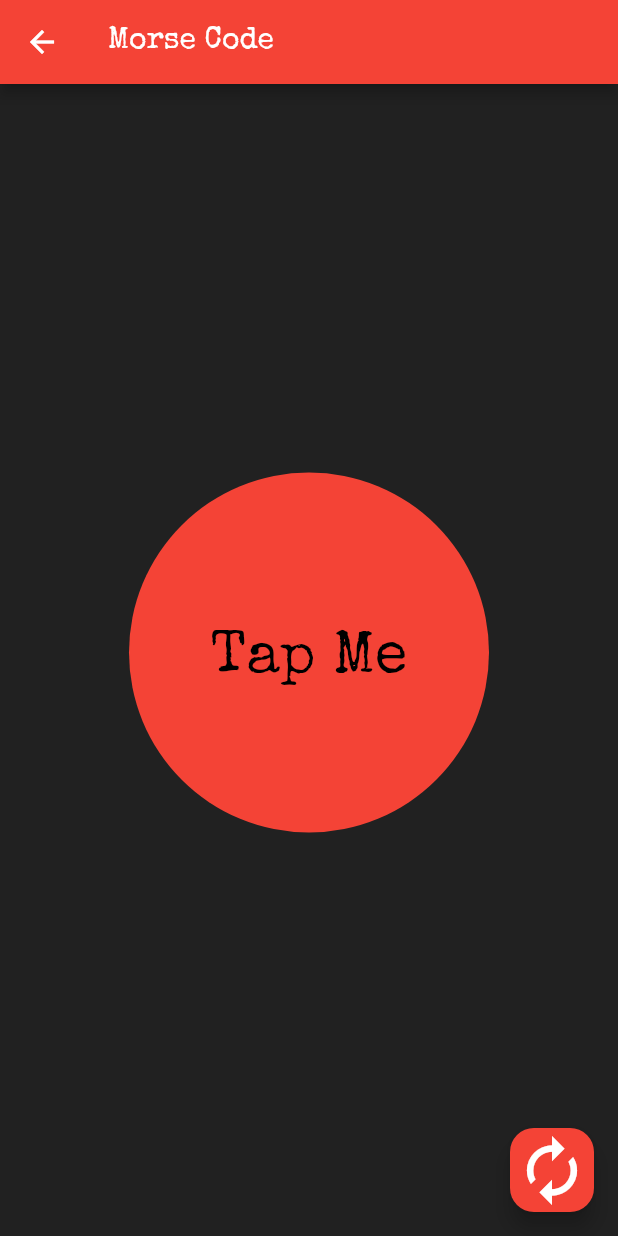
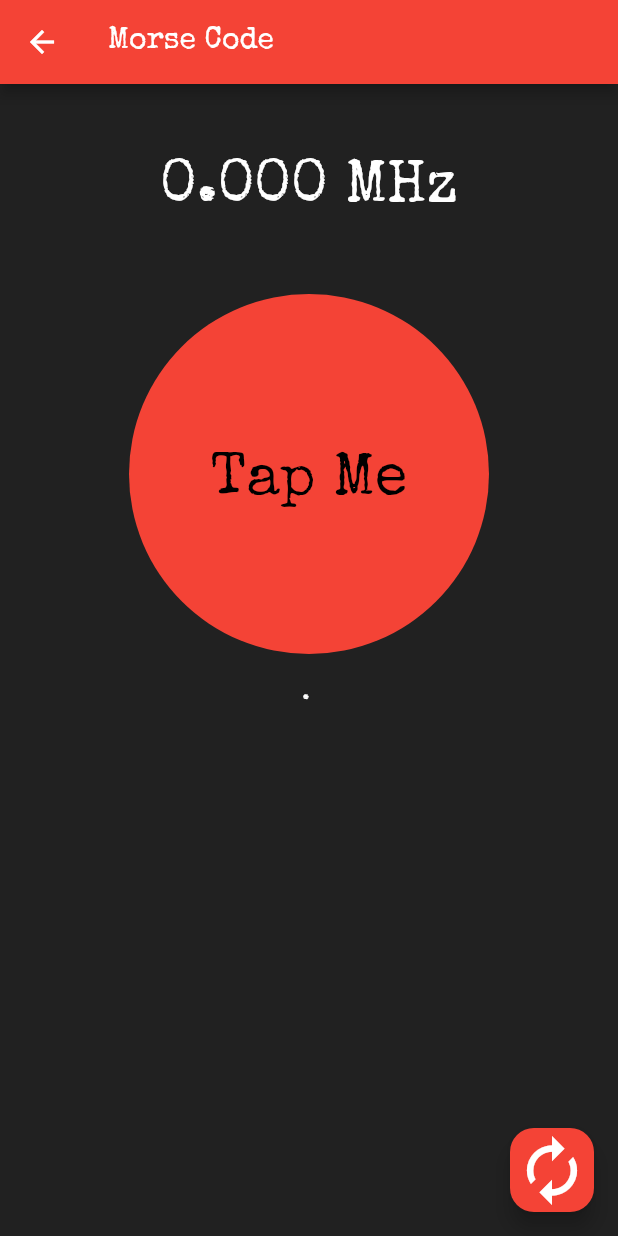
Before and after one commit to pkoutinas/ktne_buster, a Flutter app: the MorseCodeScreen screen opened directly with empty values, after a tap on "Tap Me", on a phone screen of 412 x 824 dp. Run offline on Flutter 3.47's test engine with Material 2 defaults, Android fonts, the light colour scheme and no system bars.

Commit message:
2019-01-29:  - Finished and Morse!

```diff
--- a/lib/MemoryScreen.dart
+++ b/lib/MemoryScreen.dart
@@ -134,9 +134,9 @@ class _MemoryScreenState extends State<MemoryScreen> {
 
   void _nextStep(){
     setState(() {
-      debugPrint("Current step: "+(_currentStep+1).toString());
-      debugPrint("Tile #"+(_taps[_currentStep].keys.toList()[0]+1).toString()+" was tapped...");
-      debugPrint("and it contained: "+_taps[_currentStep].values.toList()[0]);
+    //  debugPrint("Current step: "+(_currentStep+1).toString());
+    //  debugPrint("Tile #"+(_taps[_currentStep].keys.toList()[0]+1).toString()+" was tapped...");
+    //  debugPrint("and it contained: "+_taps[_currentStep].values.toList()[0]);
       _currentStep+=1;
       _display = "_";
       _labels = ["_","_","_","_"];
--- a/lib/MorseCodeScreen.dart
+++ b/lib/MorseCodeScreen.dart
@@ -1,7 +1,6 @@
 import 'package:flutter/material.dart';
 
 import 'Configurator.dart';
-import 'helper.dart';
 
 class MorseCodeScreen extends StatefulWidget {
   final Configurator config;
@@ -25,45 +24,97 @@ class _MorseCodeScreenState extends State<MorseCodeScreen> {
         [false,false,false]: "o", [true,false,true]:"r", [true,true,true]:"s",
         [false]:"t", [true,true,true,false]:"v", [false,true,true,false]:"x" };
   int _tapCounter = 0;
-  List<bool> _tapGroup1 = new List();
-  List<bool> _tapGroup2 = new List();
-  List<bool> _tapGroup3 = new List();
-  List<bool> _tapGroup4 = new List();
-  List<String> _optGroup1 = new List();
-  List<String> _optGroup2 = new List();
-  List<String> _optGroup3 = new List();
-  List<String> _optGroup4 = new List();
+  List<bool> _tapList = new List();
+  Set<String> _possible = new Set();
+  String _frequency = "0.000 MHz";
+  String _likelyAnswer = "";
+  String _certainty = "";
+  List<String> _displayTaps = new List();
 
   void _storeTaps(bool _tap){
-    (_tap)?debugPrint("short"):debugPrint("long");
+    //(_tap)?debugPrint("short"):debugPrint("long");
+    _tapList.add(_tap);
+    if(_displayTaps.length<10) {
+      _displayTaps.add((_tap) ? ". " : "_ ");
+    } else {
+      _displayTaps.removeAt(0);
+      _displayTaps.add((_tap) ? ". " : "_ ");
+    }
+    _processTaps();
     _tapCounter += 1;
-    (_tapCounter>=4)?_tapGroup4.add(_tap):{};
-    (_tapCounter>=3)?_tapGroup3.add(_tap):{};
-    (_tapCounter>=2)?_tapGroup2.add(_tap):{};
-    (_tapCounter>=1)?_tapGroup1.add(_tap):{};
-    _processTaps();
   }
 
   void _processTaps(){
-    List<bool> len1, len2, len3, len4;
+    List<String> _options = new List();
+    String _temp;
 
     setState(() {
-      if(_tapCounter>=4){       //At least 4 taps in each group
-        len1 = [_tapGroup1[_tapCounter-1]];
-        len2 = [_tapGroup1[_tapCounter-2],_tapGroup1[_tapCounter-1]];
-        len3 = [_tapGroup1[_tapCounter-3],_tapGroup1[_tapCounter-2],_tapGroup1[_tapCounter-1]];
-        len4 = [_tapGroup1[_tapCounter-4],_tapGroup1[_tapCounter-3],_tapGroup1[_tapCounter-2],_tapGroup1[_tapCounter-1]];
+      for (int i=1;i<=4;i++){
+        if(_tapList.length>=i) {
+          _temp = _letterFound(_tapList.getRange(_tapCounter+1-i, _tapCounter+1).toList());
+          if(_temp!=""){
+            _options.add(_temp);
+          }
+        }
       }
+      if(_tapCounter<4&&_temp.length==1){
+        _possible.add(_temp);
+      }
+      //debugPrint("Options: "+_options.toString());
+
+      if(_tapCounter>=4) {
+        for (int i = 0; i < _options.length; i++) {
+          for (int j = 0; j < _possible.length; j++) {
+            _temp = _possible.elementAt(j) + _options[i];
+            (_sequenceFound(_temp))
+                ? _possible.add(_temp)
+                : {};
+          }
+        }
+      }
+      //debugPrint("Possible: "+_possible.toString());
     });
+  }
+
+  String _letterFound(List<bool> _input){
+    String _answer="";
+
+    for (int i=0; i<_alphabet.length;i++){
+      (_alphabet.keys.elementAt(i).toString()==_input.toString())
+          ? _answer = _alphabet.values.elementAt(i)
+          : {};
+    }
+    return _answer;
+  }
+
+  bool _sequenceFound(String _input){
+    int _foundCount=0;
+    int _foundIndex=-1;
+
+    for (int i=0; i<_solutions.length;i++){
+      if(_solutions.keys.elementAt(i).contains(_input)){
+        _foundCount += 1;
+        _foundIndex =i;
+      }
+    }
+    if (_input.length>=3 && _foundCount==1){
+      _certainty = (100*_input.length/_solutions.keys.elementAt(_foundIndex).length).toStringAsFixed(0);
+      _likelyAnswer = _solutions.keys.elementAt(_foundIndex) + " ("
+          +_certainty+"% certainty)";
+      _frequency = _solutions.values.elementAt(_foundIndex);
+    }
+    return (_foundCount>0)?true:false;
   }
 
   void _resetProgress(){
     setState(() {
       _tapCounter = 0;
-      _tapGroup1 = new List();
-      _tapGroup2 = new List();
-      _tapGroup3 = new List();
-      _tapGroup4 = new List();
+      _certainty = "";
+      _frequency = "0.000 MHz";
+      _likelyAnswer = "";
+      _tapList = new List();
+      _possible = new Set();
+      _displayTaps = new List();
     });
   }
 
@@ -91,12 +142,18 @@ class _MorseCodeScreenState extends State<MorseCodeScreen> {
         mainAxisAlignment: MainAxisAlignment.center,
         children: <Widget>[
           Column(
-              mainAxisAlignment: MainAxisAlignment.center,
+              mainAxisAlignment: MainAxisAlignment.start,
               mainAxisSize: MainAxisSize.max,
               children: <Widget>[
+                Container(
+                    alignment: Alignment(0, -1),
+                    padding: EdgeInsets.only(top: 50, bottom: 50),
+                    child:
+                    Text(_frequency, style: TextStyle(fontSize: 40),)
+                ),
                 GestureDetector(
-                  onTap: (){_storeTaps(true);},
-                  onLongPress: (){_storeTaps(false);},
+                  onTap: (){(_certainty!="100")?_storeTaps(true):{};},
+                  onLongPress: (){(_certainty!="100")?_storeTaps(false):{};},
                   child:
                   Container(
                     margin: EdgeInsets.all(0),
@@ -109,7 +166,7 @@ class _MorseCodeScreenState extends State<MorseCodeScreen> {
                           Positioned(
                               top: 0,
                               child:
-                              CircleAvatar(backgroundColor: Colors.red,radius: 120,)
+                              CircleAvatar(backgroundColor: (_certainty!="100")?Colors.red:Colors.grey,radius: 120,)
                           ),
                           Container(
                               margin: EdgeInsets.only(left:0, top:0),
@@ -121,6 +178,18 @@ class _MorseCodeScreenState extends State<MorseCodeScreen> {
                         ]),
                   )
                 ),
+                Container(
+                    alignment: Alignment(0, -1),
+                    padding: EdgeInsets.only(top: 10),
+                    child:
+                    Text(_displayTaps.toString().replaceAll(RegExp(r'\[|\,|\]'),"") )
+                ),
+                Container(
+                    alignment: Alignment(0, -1),
+                    padding: EdgeInsets.only(top: 50, bottom: 50),
+                    child:
+                    Text(_likelyAnswer)
+                ),
               ]),
         ],
       ),
--- a/lib/helper.dart
+++ b/lib/helper.dart
@@ -771,7 +771,7 @@ class _SelectorWidgetState extends State<SelectorWidget> {
                 Text("1", style: TextStyle(fontSize: 22, color: Colors.black),),
               ),
             ),
-            GestureDetector( // TODO: Could a builder be used to generate the buttons from the input list?
+            GestureDetector(
               onTap: (){
                 widget.selectedItem("2");
                 //          Navigator.of(context).pop();
@@ -784,7 +784,7 @@ class _SelectorWidgetState extends State<SelectorWidget> {
                 Text("2", style: TextStyle(fontSize: 22, color: Colors.black),),
               ),
             ),
-            GestureDetector( // TODO: Could a builder be used to generate the buttons from the input list?
+            GestureDetector(
               onTap: (){
                 widget.selectedItem("3");
                 //          Navigator.of(context).pop();
@@ -797,7 +797,7 @@ class _SelectorWidgetState extends State<SelectorWidget> {
                 Text("3", style: TextStyle(fontSize: 22, color: Colors.black),),
               ),
             ),
-            GestureDetector( // TODO: Could a builder be used to generate the buttons from the input list?
+            GestureDetector(
               onTap: (){
                 widget.selectedItem("4");
                 //          Navigator.of(context).pop();
```
